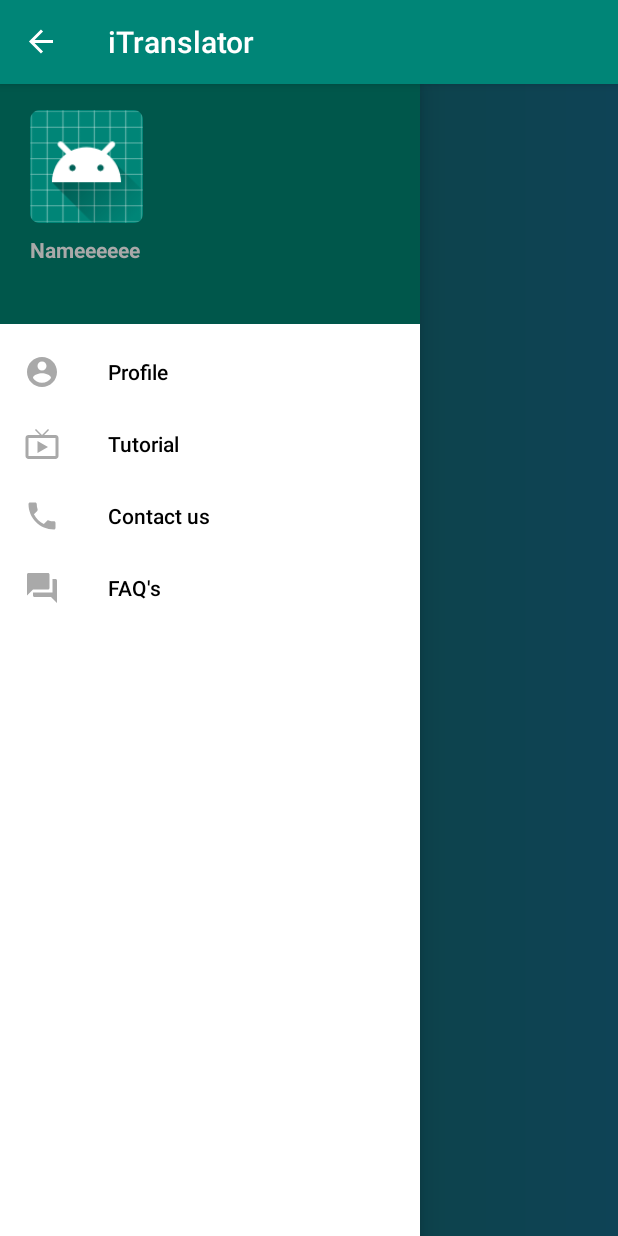
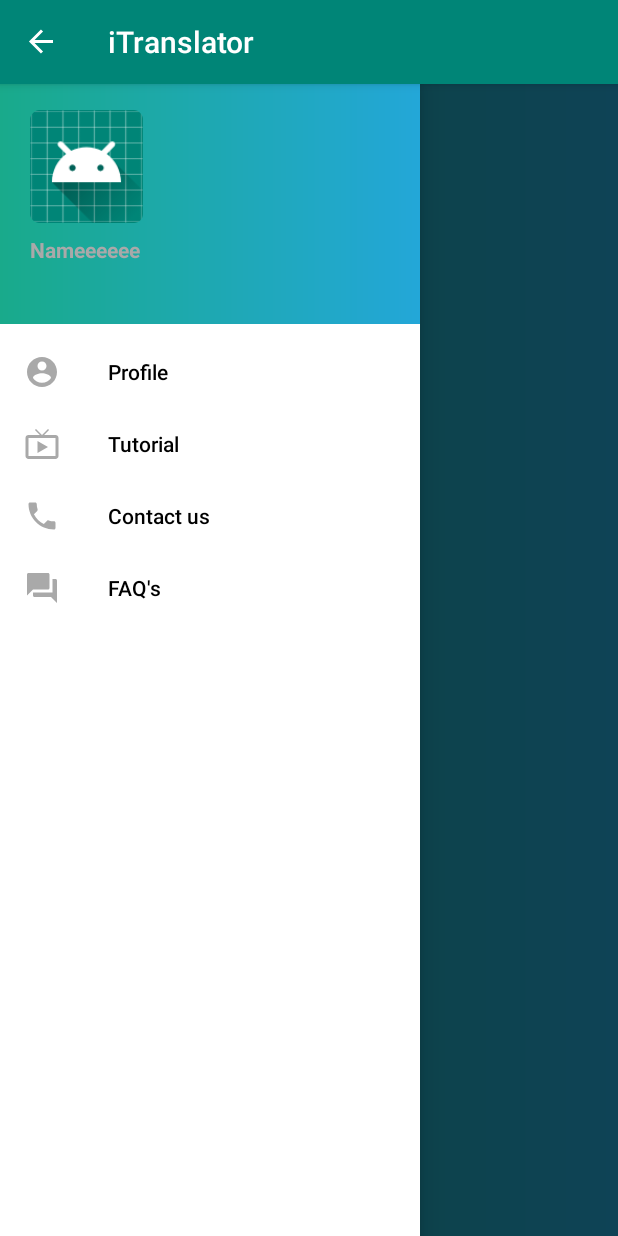
Before and after one commit to mfirozahmed/iTranslator, an Android app: the MainActivity screen opened directly, with no data from a screen before it, with the side drawer open, on a phone screen of 412 x 824 dp. Run offline under Robolectric (Android 15) with nearby library versions, the phone set to English and light mode, and no system bars.

Commit message:
background added
simple changes in color

```diff
--- a/app/src/main/res/layout/activity_tts.xml
+++ b/app/src/main/res/layout/activity_tts.xml
@@ -3,6 +3,7 @@
     xmlns:tools="http://schemas.android.com/tools"
     android:layout_width="match_parent"
     android:layout_height="match_parent"
+    android:background="@drawable/bg"
     tools:context=".TTS">
 
     <EditText
--- a/app/src/main/res/layout/header.xml
+++ b/app/src/main/res/layout/header.xml
@@ -5,7 +5,7 @@
     android:layout_width="match_parent"
     android:layout_height="160dp"
 
-    android:background="@color/colorPrimaryDark"
+    android:background="@drawable/bg"
     android:gravity="bottom"
     android:paddingLeft="20dp"
     android:paddingBottom="40dp"
```
